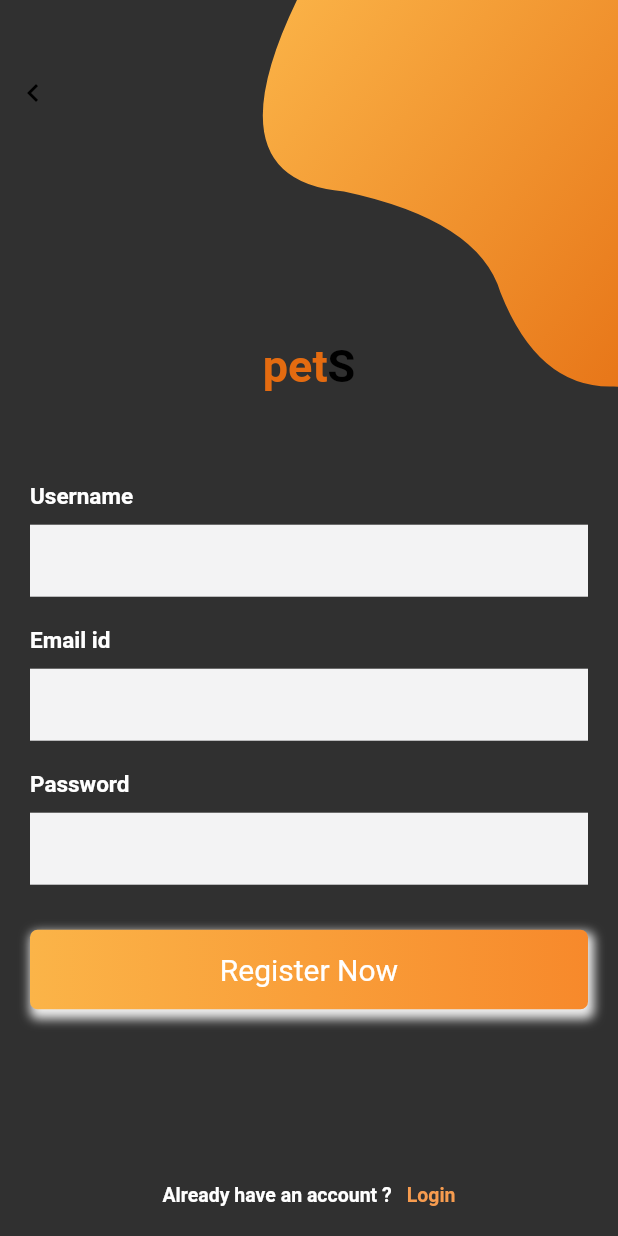
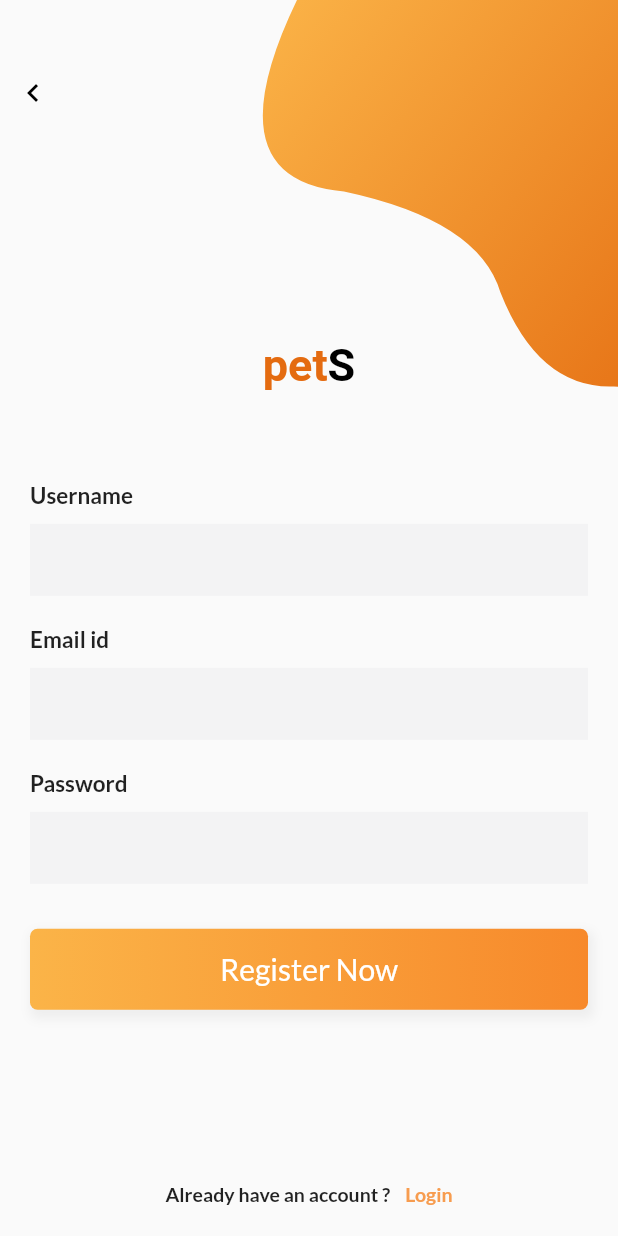
Before and after one commit to Nocturnals/ASE-3, a Flutter app: the screen it shows after launch, after a tap on "Register now", on a phone screen of 412 x 824 dp. Run offline on Flutter 3.47's test engine with Material 2 defaults, Android fonts, the phone set to English and light mode, and no system bars; our stand-ins replace flutter_dotenv, google_fonts.

Commit message:
Optimised UI

```diff
--- a/pet_app/lib/main.dart
+++ b/pet_app/lib/main.dart
@@ -7,7 +7,8 @@
 
 import 'src/landing_page.dart';
 import 'package:pet_app/widgets/centered_view.dart';
-import 'package:pet_app/constants/themeData.dart';
+// import 'package:pet_app/constants/themeData.dart';
+import 'package:google_fonts/google_fonts.dart';
 
 void main() async {
   await DotEnv().load('.env');
@@ -17,9 +18,16 @@
 class PetSApp extends StatelessWidget {
   @override
   Widget build(BuildContext context) {
+    final textTheme = Theme.of(context).textTheme;
+
     return MaterialApp(
-      title: 'PetS',
-      theme: appTheme,
+      title: 'petS',
+      theme: ThemeData(
+         primarySwatch: Colors.blue,
+         textTheme:GoogleFonts.latoTextTheme(textTheme).copyWith(
+           body1: GoogleFonts.montserrat(textStyle: textTheme.body1),
+         ),
+      ),
       routes: <String, WidgetBuilder> {
 
       },
--- /dev/null
+++ b/pet_app/lib/src/Widget/cButtons.dart
@@ -0,0 +1,75 @@
+import 'package:flutter/material.dart';
+import 'package:pet_app/src/landing_page.dart';
+
+import 'package:google_fonts/google_fonts.dart';
+
+Widget cTitle(BuildContext context) {
+  return InkWell(
+    onTap: () {
+      Navigator.push(
+            context, MaterialPageRoute(builder: (context) => LandingPage()));
+    },
+    child: RichText(
+      textAlign: TextAlign.center,
+      text: TextSpan(
+          text: 'pet',
+          style: GoogleFonts.portLligatSans(
+            textStyle: Theme.of(context).textTheme.display1,
+            fontSize: 30,
+            fontWeight: FontWeight.w700,
+            color: Colors.white,
+          ),
+          children: [
+            TextSpan(
+              text: 'S',
+              style: TextStyle(color: Colors.black, fontSize: 30),
+            ),
+          ]),
+    ),
+  );
+}
+Widget cTitle2(BuildContext context) {
+  return InkWell(
+    onTap: () {
+      Navigator.push(
+            context, MaterialPageRoute(builder: (context) => LandingPage()));
+    },
+    child: RichText(
+      textAlign: TextAlign.center,
+      text: TextSpan(
+          text: 'pet',
+          style: GoogleFonts.portLligatSans(
+            textStyle: Theme.of(context).textTheme.display1,
+            fontSize: 30,
+            fontWeight: FontWeight.w700,
+            color: Color(0xffe46b10),
+          ),
+          children: [
+            TextSpan(
+              text: 'S',
+              style: TextStyle(color: Colors.black, fontSize: 30),
+            ),
+          ]),
+    ),
+  );
+}
+
+
+Widget cBackButton(BuildContext context) {
+  return InkWell(
+    onTap: () {
+      Navigator.pop(context);
+    },
+    child: Container(
+      padding: EdgeInsets.symmetric(horizontal: 10),
+      child: Row(
+        children: <Widget>[
+          Container(
+            padding: EdgeInsets.only(left: 0, top: 10, bottom: 10),
+            child: Icon(Icons.keyboard_arrow_left, color: Colors.black),
+          )
+        ],
+      ),
+    ),
+  );
+}
--- a/pet_app/lib/src/landing_page.dart
+++ b/pet_app/lib/src/landing_page.dart
@@ -1,4 +1,5 @@
 import 'package:flutter/material.dart';
+import 'package:pet_app/src/Widget/cButtons.dart';
 import 'package:pet_app/src/loginPage.dart';
 import 'package:pet_app/src/signup.dart';
 import 'package:google_fonts/google_fonts.dart';
@@ -63,56 +64,53 @@
     );
   }
 
-  Widget _label() {
+  // Widget _label() {
+  //   return Container(
+  //       margin: EdgeInsets.only(top: 40, bottom: 20),
+  //       child: Column(
+  //         children: <Widget>[
+  //           Text(
+  //             'Quick login with Touch ID',
+  //             style: TextStyle(color: Colors.white, fontSize: 17),
+  //           ),
+  //           SizedBox(
+  //             height: 20,
+  //           ),
+  //           Icon(Icons.fingerprint, size: 90, color: Colors.white),
+  //           SizedBox(
+  //             height: 20,
+  //           ),
+  //           Text(
+  //             'Touch ID',
+  //             style: TextStyle(
+  //               color: Colors.white,
+  //               fontSize: 15,
+  //               decoration: TextDecoration.underline,
+  //             ),
+  //           ),
+  //         ],
+  //       ));
+  // }
+  Widget guestProceed() {
     return Container(
         margin: EdgeInsets.only(top: 40, bottom: 20),
         child: Column(
           children: <Widget>[
-            Text(
-              'Quick login with Touch ID',
-              style: TextStyle(color: Colors.white, fontSize: 17),
-            ),
-            SizedBox(
-              height: 20,
-            ),
-            Icon(Icons.fingerprint, size: 90, color: Colors.white),
-            SizedBox(
-              height: 20,
-            ),
-            Text(
-              'Touch ID',
-              style: TextStyle(
-                color: Colors.white,
-                fontSize: 15,
-                decoration: TextDecoration.underline,
+            InkWell(
+              onTap: () {},
+              child: new Container(
+                child: Text(
+                  'Proceed as Guest',
+                  style: TextStyle(
+                    color: Colors.white,
+                    fontSize: 15,
+                    decoration: TextDecoration.underline,
+                  ),
+                ),
               ),
             ),
           ],
         ));
-  }
-
-  Widget _title() {
-    return RichText(
-      textAlign: TextAlign.center,
-      text: TextSpan(
-          text: 'P',
-          style: GoogleFonts.portLligatSans(
-            textStyle: Theme.of(context).textTheme.display1,
-            fontSize: 30,
-            fontWeight: FontWeight.w700,
-            color: Colors.white,
-          ),
-          children: [
-            TextSpan(
-              text: 'et',
-              style: TextStyle(color: Colors.black, fontSize: 30),
-            ),
-            TextSpan(
-              text: 'S',
-              style: TextStyle(color: Colors.white, fontSize: 30),
-            ),
-          ]),
-    );
   }
 
   @override
@@ -139,7 +137,7 @@
               crossAxisAlignment: CrossAxisAlignment.center,
               mainAxisAlignment: MainAxisAlignment.center,
               children: <Widget>[
-                _title(),
+                cTitle(context),
                 SizedBox(
                   height: 80,
                 ),
@@ -151,7 +149,8 @@
                 SizedBox(
                   height: 20,
                 ),
-                _label()
+                // _label()
+                guestProceed()
               ],
             ),
           ),
--- a/pet_app/lib/src/signup.dart
+++ b/pet_app/lib/src/signup.dart
@@ -2,6 +2,8 @@
 import 'package:pet_app/src/Widget/bezierContainer.dart';
 import 'package:pet_app/src/loginPage.dart';
 import 'package:google_fonts/google_fonts.dart';
+
+import 'Widget/cButtons.dart';
 
 class SignUpPage extends StatefulWidget {
   SignUpPage({Key key, this.title}) : super(key: key);
@@ -13,25 +15,6 @@
 }
 
 class _SignUpPageState extends State<SignUpPage> {
-  Widget _backButton() {
-    return InkWell(
-      onTap: () {
-        Navigator.pop(context);
-      },
-      child: Container(
-        padding: EdgeInsets.symmetric(horizontal: 10),
-        child: Row(
-          children: <Widget>[
-            Container(
-              padding: EdgeInsets.only(left: 0, top: 10, bottom: 10),
-              child: Icon(Icons.keyboard_arrow_left, color: Colors.black),
-            )
-          ],
-        ),
-      ),
-    );
-  }
-
   Widget _entryField(String title, {bool isPassword = false}) {
     return Container(
       margin: EdgeInsets.symmetric(vertical: 10),
@@ -113,26 +96,6 @@
     );
   }
 
-  Widget _title() {
-    return RichText(
-      textAlign: TextAlign.center,
-      text: TextSpan(
-          text: 'pet',
-          style: GoogleFonts.portLligatSans(
-            textStyle: Theme.of(context).textTheme.display1,
-            fontSize: 30,
-            fontWeight: FontWeight.w700,
-            color: Color(0xffe46b10),
-          ),
-          children: [
-            TextSpan(
-              text: 'S',
-              style: TextStyle(color: Colors.black, fontSize: 30),
-            )
-          ]),
-    );
-  }
-
   Widget _emailPasswordWidget() {
     return Column(
       children: <Widget>[
@@ -161,7 +124,7 @@
                       flex: 3,
                       child: SizedBox(),
                     ),
-                    _title(),
+                    cTitle2(context),
                     SizedBox(
                       height: 50,
                     ),
@@ -181,7 +144,7 @@
                 alignment: Alignment.bottomCenter,
                 child: _loginAccountLabel(),
               ),
-              Positioned(top: 40, left: 0, child: _backButton()),
+              Positioned(top: 40, left: 0, child: cBackButton(context)),
               Positioned(
                   top: -MediaQuery.of(context).size.height * .15,
                   right: -MediaQuery.of(context).size.width * .4,
```
Also changed, not shown: pet_app/lib/src/forgot_password.dart (+5 -49 lines), pet_app/lib/src/loginPage.dart (+3 -41 lines), pet_app/lib/src/password_reset.dart (+3 -42 lines), pet_app/pubspec.lock.
